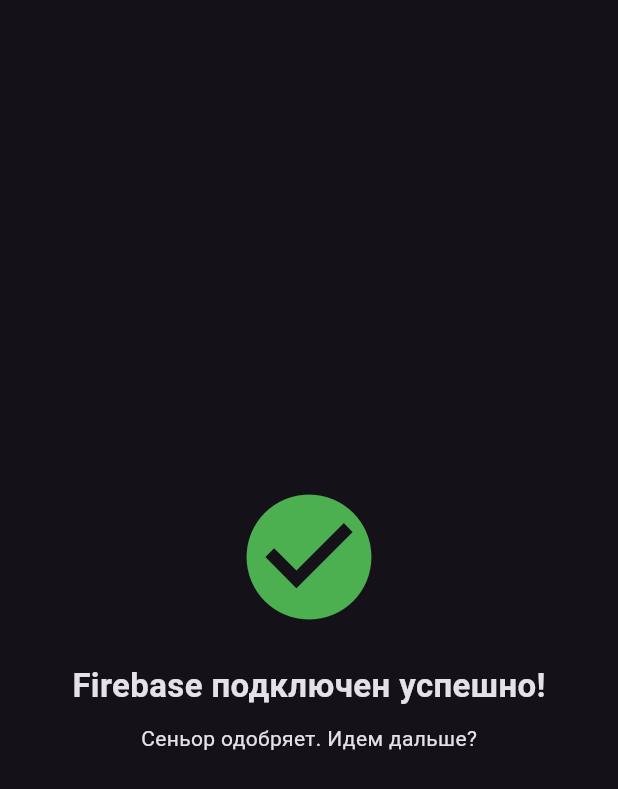
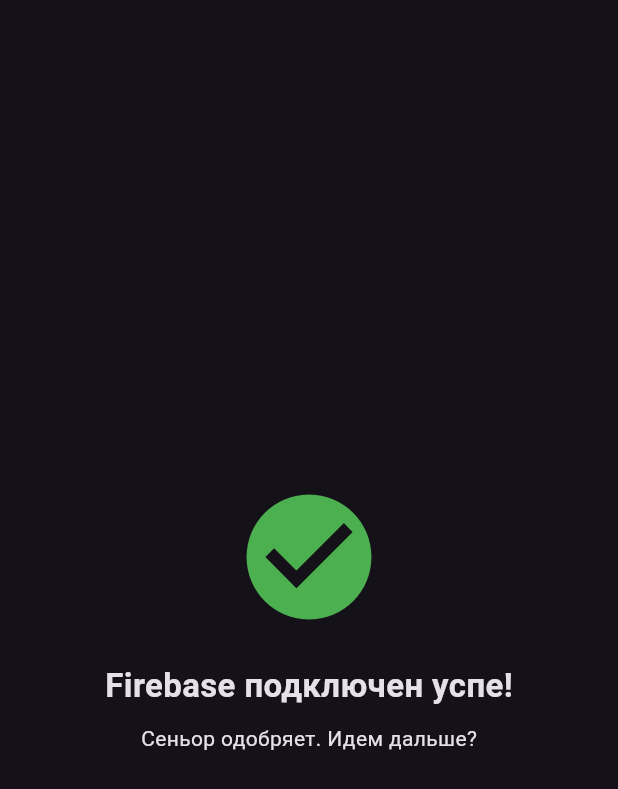
Before and after one commit to yusufabduvaliev09/TraceIt, a Flutter app: the screen it shows after launch, on a phone screen of 412 x 824 dp. Shown: the top 789 px of the screen. Run offline on Flutter 3.47's test engine with Material 3 defaults, Android fonts, the phone set to English and light mode, and no system bars; our stand-ins replace cloud_firestore, firebase_auth, firebase_core, go_router; accounts and stored records are empty.

Commit message:
main.dart

```diff
--- a/traceit/lib/main.dart
+++ b/traceit/lib/main.dart
@@ -46,7 +46,7 @@ class TestScreen extends StatelessWidget {
             const Icon(Icons.check_circle, color: Colors.green, size: 100),
             const SizedBox(height: 20),
             const Text(
-              "Firebase подключен успешно!",
+              "Firebase подключен успе!",
               style: TextStyle(fontSize: 22, fontWeight: FontWeight.bold),
             ),
             const SizedBox(height: 10),
```
